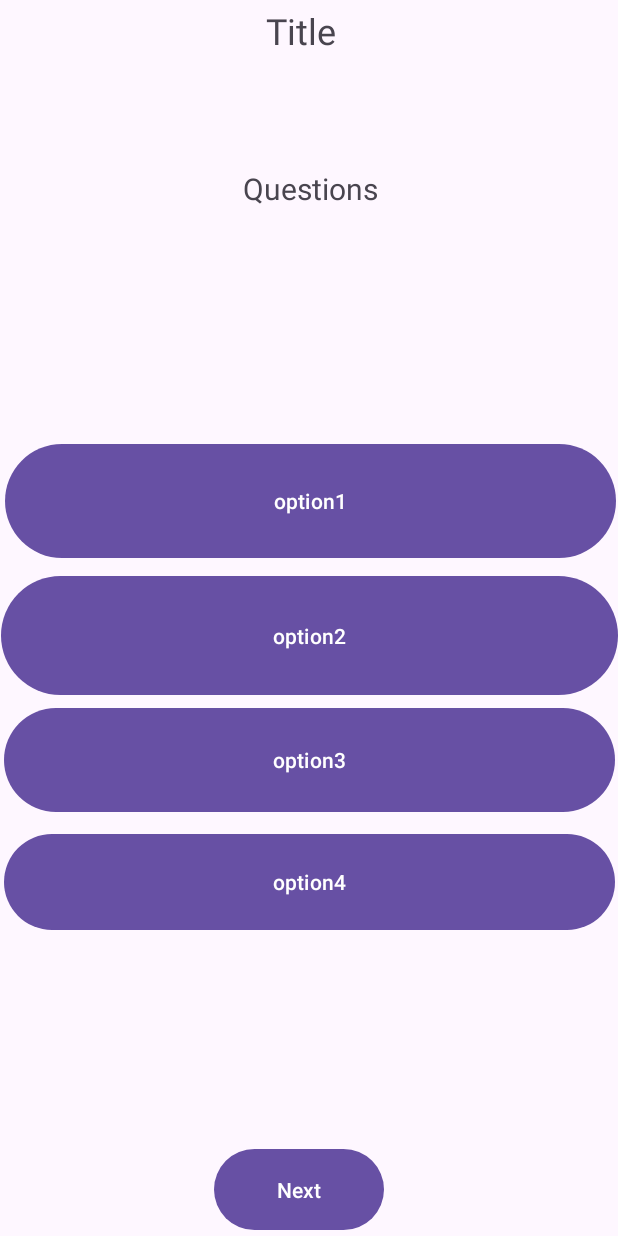
After one commit to MAD2023-Team4/23-CacheFlash, an Android app: the layout activity_mcquiz.xml on its own in the app's theme, with its tools: preview values and no code run, on a phone screen of 412 x 824 dp. The commit adds this screen. Run offline under Robolectric (Android 15) with nearby library versions, the phone set to English and light mode, and no system bars.

Commit message:
Putting John MCQUiz

```diff
--- a/app/src/main/AndroidManifest.xml
+++ b/app/src/main/AndroidManifest.xml
@@ -61,6 +61,9 @@
         <activity
             android:name=".ShuffleCardActivity"
             android:exported="false" />
+        <activity
+            android:name=".MCQuiz"
+            android:exported="false"/>
 
         <service
             android:name=".MyFirebaseMessagingService"
--- a/app/src/main/java/sg/edu/np/mad/madasgcacheflash/MCQuiz.java
+++ b/app/src/main/java/sg/edu/np/mad/madasgcacheflash/MCQuiz.java
@@ -21,6 +21,7 @@ import java.util.Random;
 public class MCQuiz extends AppCompatActivity {
     final String TITLE = "Testyourself";
     int currentIndex = 0;
+    String username;
     List<String> questions = new ArrayList<>();
     List<String> answers = new ArrayList<>();
     List<String> answerscheck = new ArrayList<>();
@@ -38,6 +39,7 @@ public class MCQuiz extends AppCompatActivity {
         Intent intent = getIntent();
         if (intent != null && intent.hasExtra("flashcard")) {
             Flashcard flashcard = intent.getParcelableExtra("flashcard");
+            username = intent.getStringExtra("Username");
 
             // Retrieve the questions from the flashcard object
             questions = flashcard.getQuestions();
--- a/app/src/main/java/sg/edu/np/mad/madasgcacheflash/MainActivity.java
+++ b/app/src/main/java/sg/edu/np/mad/madasgcacheflash/MainActivity.java
@@ -1,11 +1,14 @@
 package sg.edu.np.mad.madasgcacheflash;
 
 import androidx.annotation.NonNull;
+import androidx.appcompat.app.AlertDialog;
 import androidx.appcompat.app.AppCompatActivity;
 import androidx.appcompat.app.AppCompatDelegate;
 import androidx.recyclerview.widget.DefaultItemAnimator;
 import androidx.recyclerview.widget.LinearLayoutManager;
 import androidx.recyclerview.widget.RecyclerView;
+
+import android.content.DialogInterface;
 import android.content.Intent;
 import android.os.AsyncTask;
 import android.os.Bundle;
@@ -144,12 +147,13 @@ public class MainActivity extends AppCompatActivity {
             @Override
             public void onItemClick(Flashcard flashcard) {
                 // Start FlashCardQuestionPage activity with the selected flashcard
-                Intent intent = new Intent(MainActivity.this, Testyourself.class);
+                Intent intent = new Intent(MainActivity.this, MCQuiz.class);
                 intent.putExtra("flashcard", flashcard);
                 intent.putExtra("username",username);
                 startActivity(intent);
             }
         });
+
 
         // Bottom Navigation View
         bottomNavigationView = findViewById(R.id.bottom_navigator);
@@ -394,6 +398,7 @@ public class MainActivity extends AppCompatActivity {
         questions.add("What is the product rule of logarithm?");
         questions.add("What is the quotient rule of logarithm?");
         questions.add("What is the notation for differentiation?");
+
         answers.add("logb(xy) = logb x + logb y");
         answers.add("loga(x/y)  = loga x – loga y");
         answers.add("dy/dx or f'(x)");
@@ -528,4 +533,29 @@ public class MainActivity extends AppCompatActivity {
         economics.setAnswers(answers);
         flashcardList.add(economics);
     }
+    public void querytest(Flashcard flashcard){
+        AlertDialog.Builder builder = new AlertDialog.Builder(this);
+        builder.setTitle("Test Yourself!");
+        builder.setMessage("What kind of test would You Like");
+        builder.setCancelable(true);
+        builder.setPositiveButton("MCQUiz", new DialogInterface.OnClickListener(){
+            public void onClick(DialogInterface dialog, int id){
+                Intent intent = new Intent(MainActivity.this, MCQuiz.class);
+                intent.putExtra("flashcard", flashcard);
+                intent.putExtra("username",username);
+                startActivity(intent);
+
+            }
+        });
+        builder.setNegativeButton("Testyourself", new DialogInterface.OnClickListener(){
+            public void onClick(DialogInterface dialog, int id){
+                Intent intent = new Intent(MainActivity.this, Testyourself.class);
+                intent.putExtra("flashcard", flashcard);
+                intent.putExtra("username",username);
+                startActivity(intent);
+
+            }
+        });
+
+    }
 }
--- /dev/null
+++ b/app/src/main/res/layout/activity_mcquiz.xml
@@ -0,0 +1,88 @@
+<?xml version="1.0" encoding="utf-8"?>
+<androidx.constraintlayout.widget.ConstraintLayout xmlns:android="http://schemas.android.com/apk/res/android"
+    xmlns:app="http://schemas.android.com/apk/res-auto"
+    xmlns:tools="http://schemas.android.com/tools"
+    android:layout_width="match_parent"
+    android:layout_height="match_parent">
+
+    <TextView
+        android:id="@+id/QuestionViews"
+        android:layout_width="415dp"
+        android:layout_height="167dp"
+        android:layout_marginTop="112dp"
+        android:text="Questions"
+        android:textAlignment="center"
+        android:textSize="20sp"
+        app:layout_constraintEnd_toEndOf="parent"
+        app:layout_constraintStart_toStartOf="parent"
+        app:layout_constraintTop_toTopOf="parent" />
+
+    <TextView
+        android:id="@+id/FlashcardTitle"
+        android:layout_width="402dp"
+        android:layout_height="86dp"
+        android:layout_marginTop="4dp"
+        android:text="Title"
+        android:textAlignment="center"
+        android:textSize="24sp"
+        app:layout_constraintEnd_toEndOf="parent"
+        app:layout_constraintHorizontal_bias="0.0"
+        app:layout_constraintStart_toStartOf="parent"
+        app:layout_constraintTop_toTopOf="parent" />
+
+    <Button
+        android:id="@+id/option1"
+        android:layout_width="407dp"
+        android:layout_height="84dp"
+        android:layout_marginTop="292dp"
+        android:text="option1"
+        android:shape="rectangle"
+        app:layout_constraintEnd_toEndOf="parent"
+        app:layout_constraintHorizontal_bias="0.733"
+        app:layout_constraintStart_toStartOf="parent"
+        app:layout_constraintTop_toTopOf="parent" />
+
+    <Button
+        android:id="@+id/option2"
+        android:layout_width="411dp"
+        android:layout_height="87dp"
+        android:layout_marginTop="380dp"
+        android:text="option2"
+        android:shape="rectangle"
+        app:layout_constraintEnd_toEndOf="parent"
+        app:layout_constraintStart_toStartOf="parent"
+        app:layout_constraintTop_toTopOf="parent" />
+
+    <Button
+        android:id="@+id/option3"
+        android:layout_width="407dp"
+        android:layout_height="77dp"
+        android:layout_marginTop="468dp"
+        android:text="option3"
+        android:shape="rectangle"
+        app:layout_constraintEnd_toEndOf="parent"
+        app:layout_constraintStart_toStartOf="parent"
+        app:layout_constraintTop_toTopOf="parent" />
+
+    <Button
+        android:id="@+id/option4"
+        android:layout_width="407dp"
+        android:layout_height="72dp"
+        android:layout_marginTop="552dp"
+        android:shape="rectangle"
+        android:text="option4"
+        app:layout_constraintEnd_toEndOf="parent"
+        app:layout_constraintStart_toStartOf="parent"
+        app:layout_constraintTop_toTopOf="parent" />
+
+    <Button
+        android:id="@+id/button9"
+        android:layout_width="113dp"
+        android:layout_height="62dp"
+        android:layout_marginEnd="156dp"
+        android:shape="rectangle"
+        android:text="@string/next"
+        app:layout_constraintBottom_toBottomOf="parent"
+        app:layout_constraintEnd_toEndOf="parent" />
+
+</androidx.constraintlayout.widget.ConstraintLayout>
```
